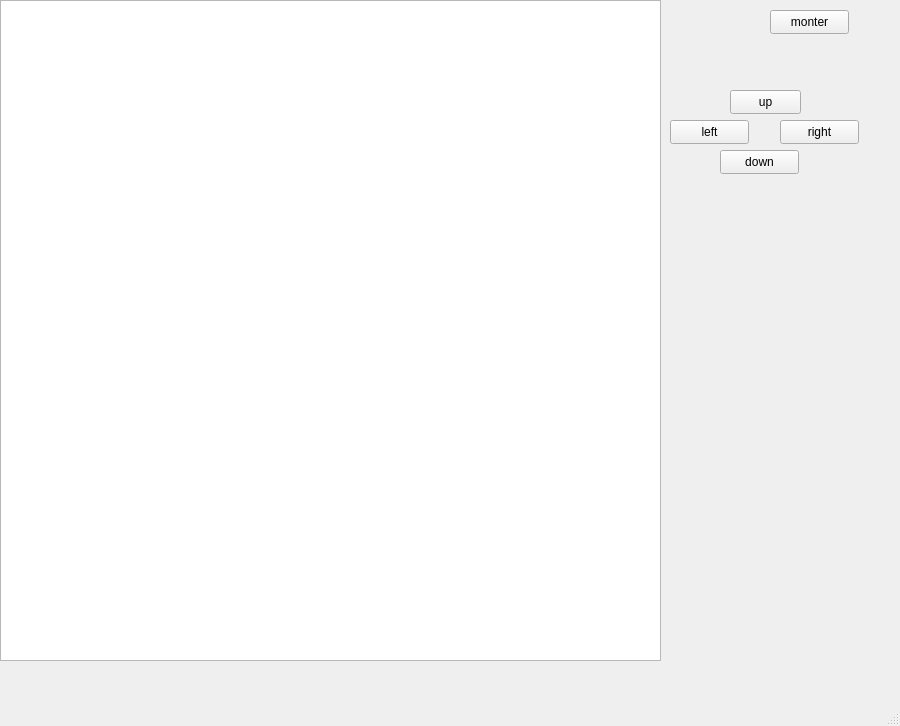
Above: demo.ui from arcreane/python-project-lilian-ethan before the change. Below: the same form after it.
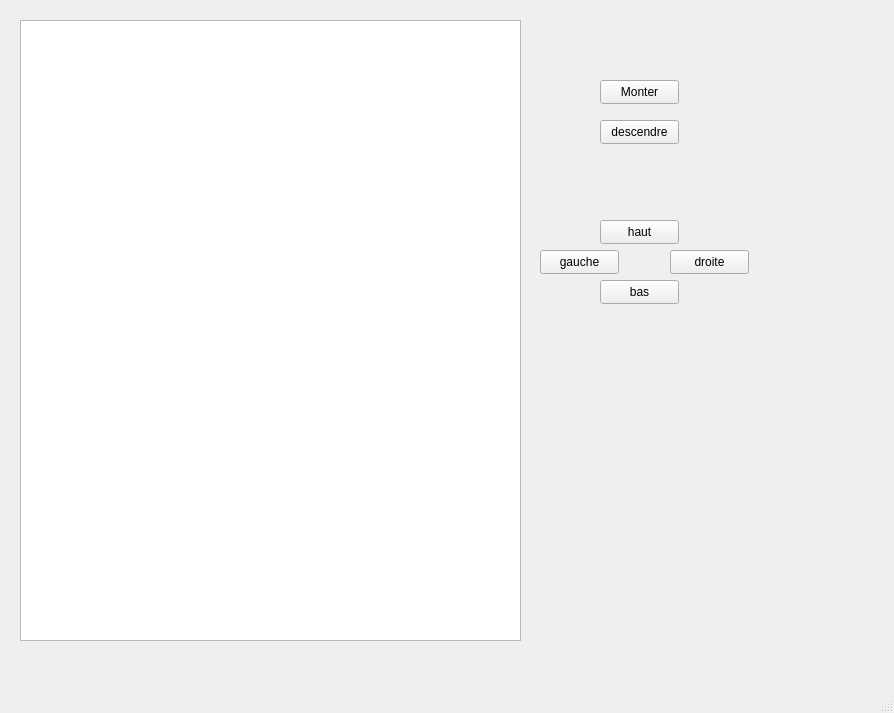
That is the form after the change.

Patch:
```diff
--- a/demo.ui
+++ b/demo.ui
@@ -6,104 +6,101 @@
    <rect>
     <x>0</x>
     <y>0</y>
-    <width>900</width>
-    <height>726</height>
+    <width>894</width>
+    <height>713</height>
    </rect>
   </property>
   <property name="windowTitle">
    <string>MainWindow</string>
   </property>
   <widget class="QWidget" name="centralwidget">
-   <widget class="QWidget" name="layoutWidget">
+   <widget class="QPushButton" name="bntUp">
     <property name="geometry">
      <rect>
-      <x>0</x>
-      <y>0</y>
-      <width>861</width>
-      <height>671</height>
-     </rect>
-    </property>
-    <layout class="QHBoxLayout" name="horizontalLayout">
-     <item>
-      <widget class="QWidget" name="widget" native="true">
-       <widget class="QPushButton" name="btnUp">
-        <property name="geometry">
-         <rect>
-          <x>770</x>
-          <y>10</y>
+      <x>600</x>
+      <y>80</y>
           <width>79</width>
           <height>24</height>
          </rect>
         </property>
         <property name="text">
-         <string>monter</string>
-        </property>
-       </widget>
-       <widget class="QPushButton" name="btnMoveRight">
-        <property name="geometry">
-         <rect>
-          <x>780</x>
-          <y>120</y>
-          <width>79</width>
-          <height>24</height>
-         </rect>
-        </property>
-        <property name="text">
-         <string>right</string>
+     <string>Monter</string>
         </property>
        </widget>
        <widget class="QPushButton" name="btnMoveLeft">
         <property name="geometry">
          <rect>
+      <x>540</x>
+      <y>250</y>
+      <width>79</width>
+      <height>24</height>
+     </rect>
+    </property>
+    <property name="text">
+     <string>gauche</string>
+    </property>
+   </widget>
+   <widget class="QPushButton" name="btnMoveRight">
+    <property name="geometry">
+     <rect>
           <x>670</x>
-          <y>120</y>
+      <y>250</y>
           <width>79</width>
           <height>24</height>
          </rect>
         </property>
         <property name="text">
-         <string>left</string>
-        </property>
-       </widget>
-       <widget class="QPushButton" name="btnMoveDown">
+     <string>droite</string>
+    </property>
+   </widget>
+   <widget class="QPushButton" name="btnDown">
         <property name="geometry">
          <rect>
-          <x>720</x>
-          <y>150</y>
+      <x>600</x>
+      <y>120</y>
           <width>79</width>
           <height>24</height>
          </rect>
         </property>
         <property name="text">
-         <string>down</string>
+     <string>descendre</string>
         </property>
        </widget>
        <widget class="QPushButton" name="btnMoveUp">
         <property name="geometry">
          <rect>
-          <x>730</x>
-          <y>90</y>
-          <width>71</width>
+      <x>600</x>
+      <y>220</y>
+      <width>79</width>
           <height>24</height>
          </rect>
         </property>
         <property name="text">
-         <string>up</string>
+     <string>haut</string>
+    </property>
+   </widget>
+   <widget class="QPushButton" name="btnMoveDown">
+    <property name="geometry">
+     <rect>
+      <x>600</x>
+      <y>280</y>
+      <width>79</width>
+      <height>24</height>
+     </rect>
+    </property>
+    <property name="text">
+     <string>bas</string>
         </property>
        </widget>
        <widget class="QGraphicsView" name="radarView">
         <property name="geometry">
          <rect>
-          <x>0</x>
-          <y>0</y>
-          <width>661</width>
-          <height>661</height>
-         </rect>
-        </property>
-       </widget>
-      </widget>
-     </item>
-    </layout>
+      <x>20</x>
+      <y>20</y>
+      <width>501</width>
+      <height>621</height>
+     </rect>
+    </property>
    </widget>
   </widget>
   <widget class="QMenuBar" name="menubar">
```
Left out of the diff: 2 changed lines with no effect on the pictures. Lines whose indentation alone changed are shown as unchanged.
